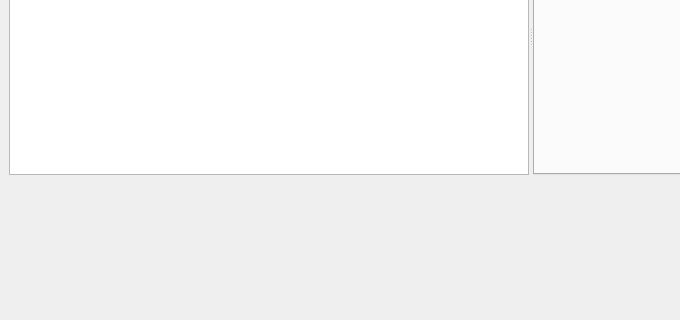
The window that FITSExplorer.ui (dheerajshenoy/FITSExplorer) describes before a commit, drawn with Qt 5; both pictures show x 0 to 680 and y 132 to 452 of the 800 by 600 pixel window.
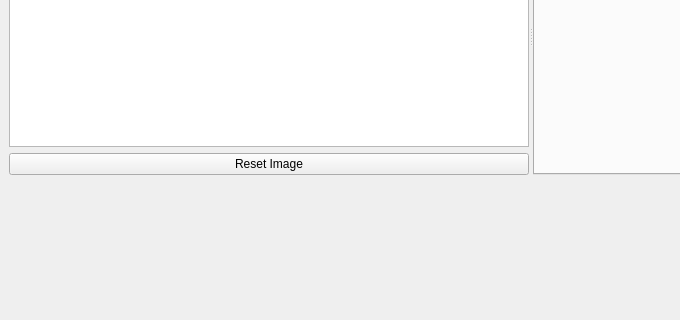
The same window after the commit. Icons and pictures are not drawn. Custom widgets are drawn as their Qt base class.

Patch:
```diff
--- a/FITSExplorer.ui
+++ b/FITSExplorer.ui
@@ -94,6 +94,13 @@
           <column/>
          </widget>
         </item>
+        <item>
+         <widget class="QPushButton" name="reset_brightness_btn">
+          <property name="text">
+           <string>Reset Image</string>
+          </property>
+         </widget>
+        </item>
        </layout>
       </widget>
       <widget class="QWidget" name="verticalLayoutWidget_2">
```
Left out of the diff: 68 changed lines with no effect on the pictures.
